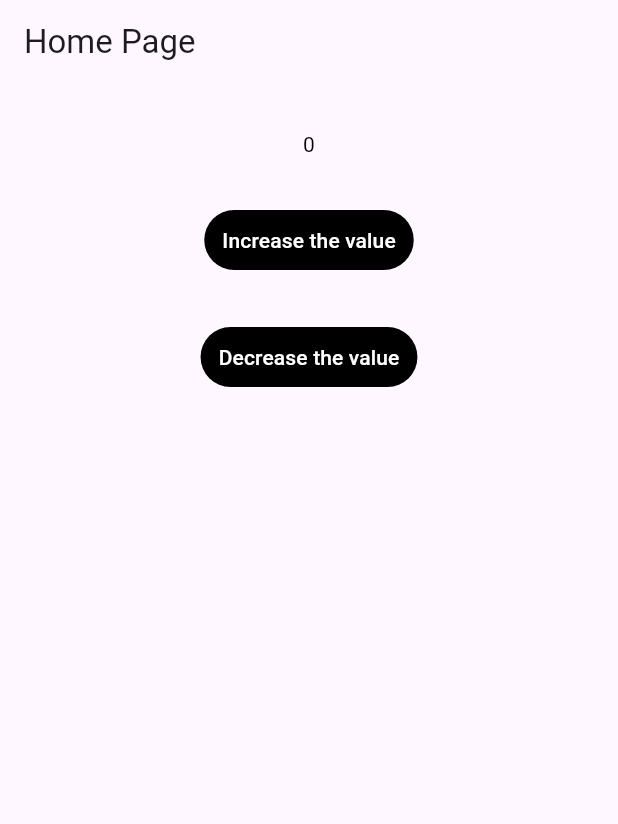
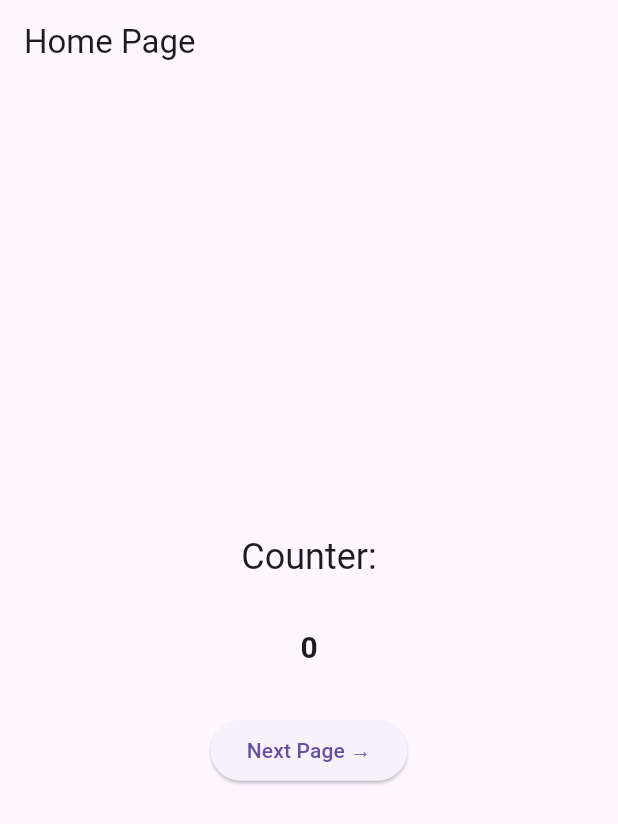
Before and after one commit to sai1505/dartPractice, a Flutter app: the screen it shows after launch, on a phone screen of 412 x 824 dp. Shown: the top 824 px of the screen. Run offline on Flutter 3.47's test engine with Material 3 defaults, Android fonts, the phone set to English and light mode, and no system bars; our stand-ins replace bloc, flutter_bloc.

Commit message:
Learned About Bloc by crearting Counter App.

```diff
--- /dev/null
+++ b/lib/bloc/counter_bloc.dart
@@ -0,0 +1,16 @@
+import 'package:bloc/bloc.dart';
+import 'package:meta/meta.dart';
+
+part 'counter_event.dart';
+part 'counter_state.dart';
+
+class CounterBloc extends Bloc<CounterEvent, CounterInitial> {
+  CounterBloc() : super(CounterInitial(0)) {
+    on<IncrementEvent>((event, emit) {
+      emit(CounterInitial(state.value + 1));
+    });
+    on<DecrementEvent>((event, emit) {
+      emit(CounterInitial(state.value - 1));
+    });
+  }
+}
--- /dev/null
+++ b/lib/bloc/counter_event.dart
@@ -0,0 +1,8 @@
+part of 'counter_bloc.dart';
+
+@immutable
+sealed class CounterEvent {}
+
+class IncrementEvent extends CounterEvent {}
+
+class DecrementEvent extends CounterEvent {}
--- /dev/null
+++ b/lib/bloc/counter_state.dart
@@ -0,0 +1,9 @@
+part of 'counter_bloc.dart';
+
+@immutable
+sealed class CounterState {}
+
+final class CounterInitial extends CounterState {
+  final int value;
+  CounterInitial(this.value);
+}
--- /dev/null
+++ b/lib/home_page.dart
@@ -0,0 +1,50 @@
+import 'package:flutter/material.dart';
+import 'package:flutter_bloc/flutter_bloc.dart';
+import 'package:sample/bloc/counter_bloc.dart';
+import 'package:sample/inc_dec_page.dart';
+
+class HomePage extends StatelessWidget {
+  const HomePage({super.key});
+
+  @override
+  Widget build(BuildContext context) {
+    return Scaffold(
+      appBar: AppBar(
+        title: const Text('Home Page'),
+      ),
+      body: Center(
+        child: Column(
+          mainAxisAlignment: MainAxisAlignment.center,
+          children: [
+            Text(
+              'Counter:',
+              style: Theme.of(context).textTheme.headlineSmall,
+            ),
+            const SizedBox(height: 30),
+            BlocBuilder<CounterBloc, CounterInitial>(
+              builder: (context, state) {
+                return Text(
+                  state.value.toString(),
+                  style: TextStyle(
+                    fontSize: 20,
+                    fontWeight: FontWeight.bold,
+                  ),
+                );
+              },
+            ),
+            const SizedBox(height: 30),
+            ElevatedButton(
+              onPressed: () => {
+                Navigator.push(
+                  context,
+                  MaterialPageRoute(builder: (context) => IncDecPage()),
+                ),
+              },
+              child: const Text('Next Page →'),
+            ),
+          ],
+        ),
+      ),
+    );
+  }
+}
--- a/lib/main.dart
+++ b/lib/main.dart
@@ -1,9 +1,9 @@
 import 'package:flutter/material.dart';
 import 'package:flutter_bloc/flutter_bloc.dart';
-import 'package:sample/cubit/counter_cubit.dart';
+import 'package:sample/bloc/counter_bloc.dart';
+import 'package:sample/home_page.dart';
 
 void main() {
-  Bloc.observer = SimpleBlocObserver();
   runApp(const MyApp());
 }
 
@@ -12,76 +12,15 @@ class MyApp extends StatelessWidget {
 
   @override
   Widget build(BuildContext context) {
-    return MaterialApp(
-      title: 'Flutter Demo',
-      theme: ThemeData(
-        primarySwatch: Colors.blue,
-      ),
-      home: BlocProvider(
-        create: (_) => CounterCubit(),
-        child: MyHomePage(),
+    return BlocProvider(
+      create: (_) => CounterBloc(),
+      child: MaterialApp(
+        title: 'Flutter Demo',
+        theme: ThemeData(
+          primarySwatch: Colors.blue,
+        ),
+        home: HomePage(),
       ),
     );
   }
 }
-
-class MyHomePage extends StatefulWidget {
-  const MyHomePage({super.key});
-
-  @override
-  State<MyHomePage> createState() => _MyHomePageState();
-}
-
-class _MyHomePageState extends State<MyHomePage> {
-  final counterbit = CounterCubit();
-
-  @override
-  Widget build(BuildContext context) {
-    return Scaffold(
-      appBar: AppBar(
-        title: const Text('Home Page'),
-      ),
-      body: Center(
-        child: Column(
-          children: [
-            SizedBox(height: 30),
-            BlocBuilder<CounterCubit, int>(
-              bloc: counterbit,
-              builder: (context, state) {
-                return Text(
-                  counterbit.state.toString(),
-                  style: TextStyle(
-                    color: Colors.black,
-                    fontWeight: FontWeight.w400,
-                  ),
-                );
-              },
-            ),
-            SizedBox(height: 30),
-            TextButton(
-              style: ButtonStyle(
-                backgroundColor: MaterialStateProperty.all(Colors.black),
-              ),
-              onPressed: counterbit.increment,
-              child: Text(
-                "Increase the value",
-                style: TextStyle(color: Colors.white),
-              ),
-            ),
-            SizedBox(height: 30),
-            TextButton(
-              style: ButtonStyle(
-                backgroundColor: MaterialStateProperty.all(Colors.black),
-              ),
-              onPressed: counterbit.decrement,
-              child: Text(
-                "Decrease the value",
-                style: TextStyle(color: Colors.white),
-              ),
-            ),
-          ],
-        ),
-      ),
-    );
-  }
-}
```
Also changed, not shown: lib/cubit/counter_cubit.dart (deleted, +0 -32 lines), lib/inc_dec_page.dart (added, +43 -0 lines).
